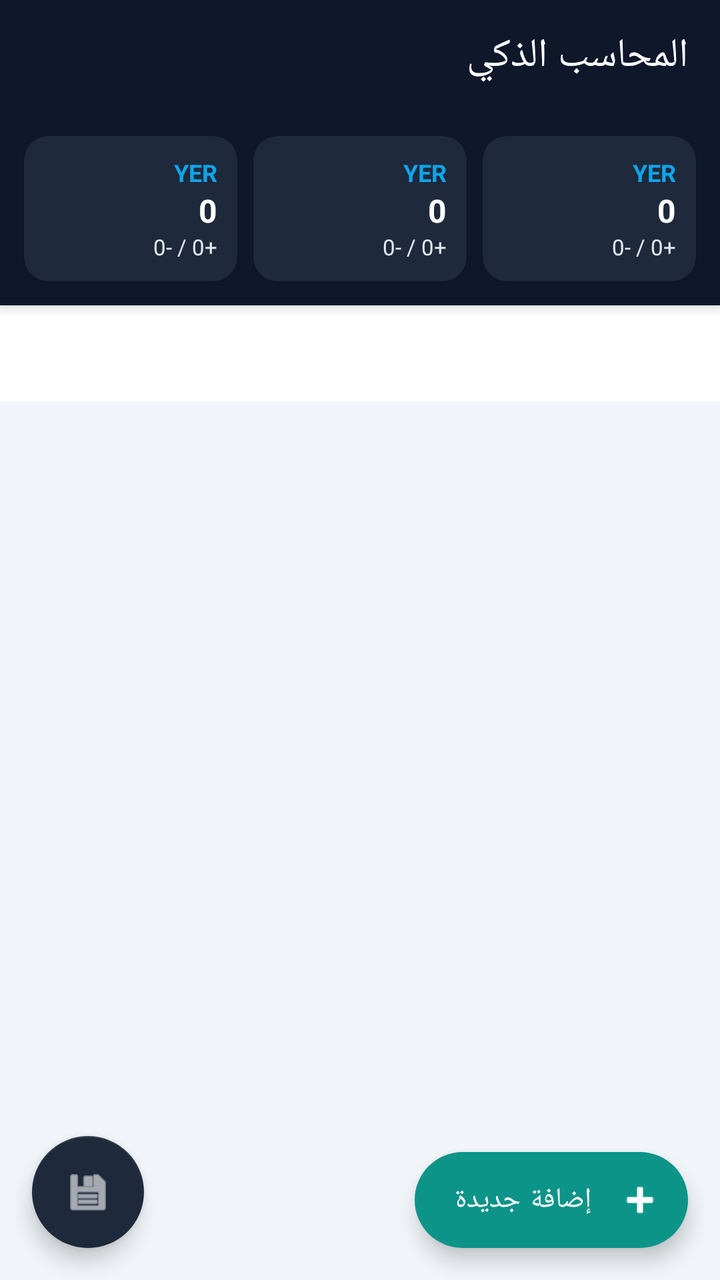
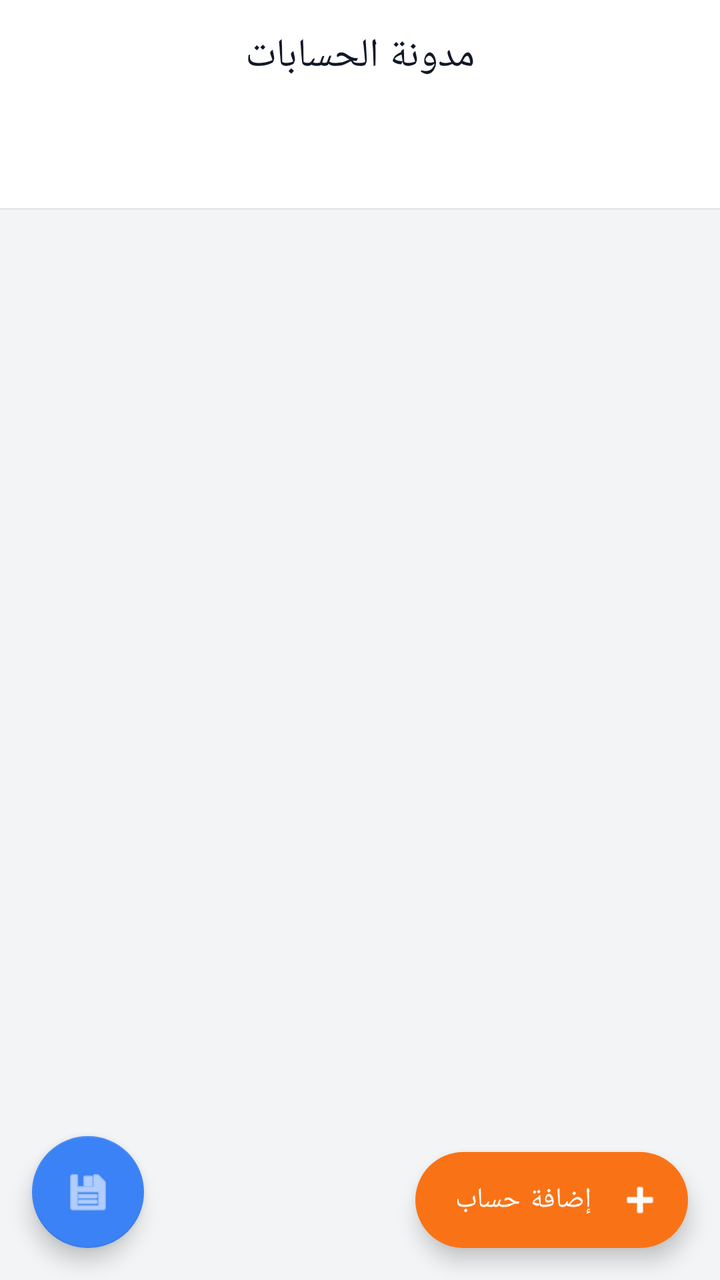

Before-and-after screenshots of an Android layout around one commit, followed by the original layout XML and the change that was made.
<!-- AndroidManifest.xml: application theme Theme.SmartAccounting -->
<!-- res/layout/activity_main.xml -->
<?xml version="1.0" encoding="utf-8"?>
<androidx.coordinatorlayout.widget.CoordinatorLayout
    xmlns:android="http://schemas.android.com/apk/res/android"
    xmlns:app="http://schemas.android.com/apk/res-auto"
    android:layout_width="match_parent"
    android:layout_height="match_parent"
    android:background="@color/slate_100"
    android:layoutDirection="rtl">

    <com.google.android.material.appbar.AppBarLayout
        android:layout_width="match_parent"
        android:layout_height="wrap_content"
        android:background="@color/navy_900">

        <com.google.android.material.appbar.MaterialToolbar
            android:id="@+id/toolbar"
            android:layout_width="match_parent"
            android:layout_height="?attr/actionBarSize"
            android:background="@color/navy_900"
            app:title="المحاسب الذكي"
            app:titleTextColor="@color/white" />

        <LinearLayout
            android:layout_width="match_parent"
            android:layout_height="wrap_content"
            android:orientation="horizontal"
            android:padding="8dp">

            <include layout="@layout/card_summary" android:id="@+id/cardYer" />
            <include layout="@layout/card_summary" android:id="@+id/cardSar" />
            <include layout="@layout/card_summary" android:id="@+id/cardUsd" />
        </LinearLayout>
    </com.google.android.material.appbar.AppBarLayout>

    <LinearLayout
        android:layout_width="match_parent"
        android:layout_height="match_parent"
        android:orientation="vertical"
        app:layout_behavior="@string/appbar_scrolling_view_behavior">

        <com.google.android.material.tabs.TabLayout
            android:id="@+id/tabs"
            android:layout_width="match_parent"
            android:layout_height="wrap_content"
            android:background="@color/white"
            app:tabIndicatorColor="@color/sky_500"
            app:tabSelectedTextColor="@color/navy_900"
            app:tabTextColor="@color/navy_800"
            app:tabMode="scrollable" />

        <FrameLayout
            android:layout_width="match_parent"
            android:layout_height="0dp"
            android:layout_weight="1">

            <androidx.recyclerview.widget.RecyclerView
                android:id="@+id/recycler"
                android:layout_width="match_parent"
                android:layout_height="match_parent"
                android:clipToPadding="false"
                android:padding="8dp" />

            <TextView
                android:id="@+id/emptyView"
                android:layout_width="wrap_content"
                android:layout_height="wrap_content"
                android:layout_gravity="center"
                android:text="لا توجد بيانات بعد"
                android:textColor="@color/navy_800"
                android:textSize="16sp"
                android:visibility="gone" />
        </FrameLayout>
    </LinearLayout>

    <com.google.android.material.floatingactionbutton.ExtendedFloatingActionButton
        android:id="@+id/fabAdd"
        android:layout_width="wrap_content"
        android:layout_height="wrap_content"
        android:layout_gravity="bottom|start"
        android:layout_margin="16dp"
        android:text="إضافة جديدة"
        android:textColor="@color/white"
        app:backgroundTint="@color/teal_600"
        app:icon="@android:drawable/ic_input_add"
        app:iconTint="@color/white" />

    <com.google.android.material.floatingactionbutton.FloatingActionButton
        android:id="@+id/fabBackup"
        android:layout_width="wrap_content"
        android:layout_height="wrap_content"
        android:layout_gravity="bottom|end"
        android:layout_margin="16dp"
        app:backgroundTint="@color/navy_800"
        app:srcCompat="@android:drawable/ic_menu_save"
        app:tint="@color/white" />
</androidx.coordinatorlayout.widget.CoordinatorLayout>
<!-- res/layout/card_summary.xml (included above) -->
<?xml version="1.0" encoding="utf-8"?>
<com.google.android.material.card.MaterialCardView
    xmlns:android="http://schemas.android.com/apk/res/android"
    xmlns:app="http://schemas.android.com/apk/res-auto"
    android:layout_width="0dp"
    android:layout_height="wrap_content"
    android:layout_weight="1"
    android:layout_margin="4dp"
    app:cardBackgroundColor="@color/navy_800"
    app:cardCornerRadius="12dp">

    <LinearLayout
        android:layout_width="match_parent"
        android:layout_height="wrap_content"
        android:orientation="vertical"
        android:padding="10dp">

        <TextView
            android:id="@+id/tvCurrency"
            android:layout_width="wrap_content"
            android:layout_height="wrap_content"
            android:text="YER"
            android:textColor="@color/sky_500"
            android:textStyle="bold"
            android:textSize="12sp" />

        <TextView
            android:id="@+id/tvBalance"
            android:layout_width="wrap_content"
            android:layout_height="wrap_content"
            android:text="0"
            android:textColor="@color/white"
            android:textSize="16sp"
            android:textStyle="bold" />

        <TextView
            android:id="@+id/tvSub"
            android:layout_width="wrap_content"
            android:layout_height="wrap_content"
            android:text="+0 / -0"
            android:textColor="@color/slate_200"
            android:textSize="11sp" />
    </LinearLayout>
</com.google.android.material.card.MaterialCardView>
<!-- resources referenced by this layout -->
<resources>
  <color name="navy_800">#1E293B</color>
  <color name="navy_900">#0F172A</color>
  <color name="sky_500">#0EA5E9</color>
  <color name="slate_100">#F1F5F9</color>
  <color name="slate_200">#E2E8F0</color>
  <color name="teal_600">#0D9488</color>
  <color name="white">#FFFFFF</color>
  <style name="Theme.SmartAccounting" parent="Theme.MaterialComponents.Light.NoActionBar">
          <item name="colorPrimary">@color/navy_900</item>
          <item name="colorPrimaryVariant">@color/navy_800</item>
          <item name="colorOnPrimary">@color/white</item>
          <item name="colorSecondary">@color/sky_500</item>
          <item name="colorSecondaryVariant">@color/teal_600</item>
          <item name="colorOnSecondary">@color/white</item>
          <item name="android:statusBarColor">@color/navy_900</item>
          <item name="android:windowBackground">@color/slate_100</item>
          <item name="android:forceDarkAllowed" tools:targetApi="q">false</item>
      </style>
</resources>

<!-- the commit's change to res/layout/activity_main.xml (unified diff, before → after) -->
@@ -4,32 +4,23 @@
     xmlns:app="http://schemas.android.com/apk/res-auto"
     android:layout_width="match_parent"
     android:layout_height="match_parent"
-    android:background="@color/slate_100"
+    android:background="@color/gray_100"
     android:layoutDirection="rtl">
 
     <com.google.android.material.appbar.AppBarLayout
         android:layout_width="match_parent"
         android:layout_height="wrap_content"
-        android:background="@color/navy_900">
+        android:background="@color/white"
+        app:elevation="0dp">
 
         <com.google.android.material.appbar.MaterialToolbar
             android:id="@+id/toolbar"
             android:layout_width="match_parent"
             android:layout_height="?attr/actionBarSize"
-            android:background="@color/navy_900"
-            app:title="المحاسب الذكي"
-            app:titleTextColor="@color/white" />
-
-        <LinearLayout
-            android:layout_width="match_parent"
-            android:layout_height="wrap_content"
-            android:orientation="horizontal"
-            android:padding="8dp">
-
-            <include layout="@layout/card_summary" android:id="@+id/cardYer" />
-            <include layout="@layout/card_summary" android:id="@+id/cardSar" />
-            <include layout="@layout/card_summary" android:id="@+id/cardUsd" />
-        </LinearLayout>
+            android:background="@color/white"
+            app:title="مدونة الحسابات"
+            app:titleTextColor="@color/gray_900"
+            app:titleCentered="true" />
     </com.google.android.material.appbar.AppBarLayout>
 
     <LinearLayout
@@ -43,10 +34,17 @@
             android:layout_width="match_parent"
             android:layout_height="wrap_content"
             android:background="@color/white"
-            app:tabIndicatorColor="@color/sky_500"
-            app:tabSelectedTextColor="@color/navy_900"
-            app:tabTextColor="@color/navy_800"
-            app:tabMode="scrollable" />
+            app:tabIndicatorColor="@color/orange_500"
+            app:tabIndicatorHeight="3dp"
+            app:tabSelectedTextColor="@color/orange_500"
+            app:tabTextColor="@color/gray_500"
+            app:tabMode="scrollable"
+            app:tabRippleColor="@android:color/transparent" />
+
+        <View
+            android:layout_width="match_parent"
+            android:layout_height="1dp"
+            android:background="@color/gray_200" />
 
         <FrameLayout
             android:layout_width="match_parent"
@@ -60,15 +58,30 @@
                 android:clipToPadding="false"
                 android:padding="8dp" />
 
-            <TextView
+            <LinearLayout
                 android:id="@+id/emptyView"
                 android:layout_width="wrap_content"
                 android:layout_height="wrap_content"
                 android:layout_gravity="center"
-                android:text="لا توجد بيانات بعد"
-                android:textColor="@color/navy_800"
-                android:textSize="16sp"
-                android:visibility="gone" />
+                android:orientation="vertical"
+                android:gravity="center"
+                android:visibility="gone">
+
+                <ImageView
+                    android:layout_width="80dp"
+                    android:layout_height="80dp"
+                    android:alpha="0.3"
+                    android:src="@android:drawable/ic_menu_agenda"
+                    app:tint="@color/gray_500" />
+
+                <TextView
+                    android:layout_width="wrap_content"
+                    android:layout_height="wrap_content"
+                    android:layout_marginTop="12dp"
+                    android:text="لا توجد بيانات بعد"
+                    android:textColor="@color/gray_500"
+                    android:textSize="15sp" />
+            </LinearLayout>
         </FrameLayout>
     </LinearLayout>
 
@@ -78,9 +91,9 @@
         android:layout_height="wrap_content"
         android:layout_gravity="bottom|start"
         android:layout_margin="16dp"
-        android:text="إضافة جديدة"
+        android:text="إضافة حساب"
         android:textColor="@color/white"
-        app:backgroundTint="@color/teal_600"
+        app:backgroundTint="@color/orange_500"
         app:icon="@android:drawable/ic_input_add"
         app:iconTint="@color/white" />
 
@@ -90,52 +103,7 @@
         android:layout_height="wrap_content"
         android:layout_gravity="bottom|end"
         android:layout_margin="16dp"
-        app:backgroundTint="@color/navy_800"
+        app:backgroundTint="@color/blue_500"
         app:srcCompat="@android:drawable/ic_menu_save"
         app:tint="@color/white" />
 </androidx.coordinatorlayout.widget.CoordinatorLayout>
-<!-- res/layout/card_summary.xml (included above) -->
-<?xml version="1.0" encoding="utf-8"?>
-<com.google.android.material.card.MaterialCardView
-    xmlns:android="http://schemas.android.com/apk/res/android"
-    xmlns:app="http://schemas.android.com/apk/res-auto"
-    android:layout_width="0dp"
-    android:layout_height="wrap_content"
-    android:layout_weight="1"
-    android:layout_margin="4dp"
-    app:cardBackgroundColor="@color/navy_800"
-    app:cardCornerRadius="12dp">
-
-    <LinearLayout
-        android:layout_width="match_parent"
-        android:layout_height="wrap_content"
-        android:orientation="vertical"
-        android:padding="10dp">
-
-        <TextView
-            android:id="@+id/tvCurrency"
-            android:layout_width="wrap_content"
-            android:layout_height="wrap_content"
-            android:text="YER"
-            android:textColor="@color/sky_500"
-            android:textStyle="bold"
-            android:textSize="12sp" />
-
-        <TextView
-            android:id="@+id/tvBalance"
-            android:layout_width="wrap_content"
-            android:layout_height="wrap_content"
-            android:text="0"
-            android:textColor="@color/white"
-            android:textSize="16sp"
-            android:textStyle="bold" />
-
-        <TextView
-            android:id="@+id/tvSub"
-            android:layout_width="wrap_content"
-            android:layout_height="wrap_content"
-            android:text="+0 / -0"
-            android:textColor="@color/slate_200"
-            android:textSize="11sp" />
-    </LinearLayout>
-</com.google.android.material.card.MaterialCardView>
<!-- resource entries referenced after the edit -->
@@ -1,22 +1,24 @@
 <!-- resources referenced by this layout -->
 <resources>
-  <color name="navy_800">#1E293B</color>
-  <color name="navy_900">#0F172A</color>
-  <color name="sky_500">#0EA5E9</color>
-  <color name="slate_100">#F1F5F9</color>
-  <color name="slate_200">#E2E8F0</color>
-  <color name="teal_600">#0D9488</color>
+  <color name="blue_500">#3B82F6</color>
+  <color name="gray_100">#F3F4F6</color>
+  <color name="gray_200">#E5E7EB</color>
+  <color name="gray_500">#6B7280</color>
+  <color name="gray_900">#111827</color>
+  <color name="orange_500">#F97316</color>
   <color name="white">#FFFFFF</color>
   <style name="Theme.SmartAccounting" parent="Theme.MaterialComponents.Light.NoActionBar">
-          <item name="colorPrimary">@color/navy_900</item>
-          <item name="colorPrimaryVariant">@color/navy_800</item>
-          <item name="colorOnPrimary">@color/white</item>
-          <item name="colorSecondary">@color/sky_500</item>
-          <item name="colorSecondaryVariant">@color/teal_600</item>
+          <item name="colorPrimary">@color/white</item>
+          <item name="colorPrimaryVariant">@color/white</item>
+          <item name="colorOnPrimary">@color/gray_900</item>
+          <item name="colorSecondary">@color/orange_500</item>
+          <item name="colorSecondaryVariant">@color/orange_600</item>
           <item name="colorOnSecondary">@color/white</item>
-          <item name="android:statusBarColor">@color/navy_900</item>
-          <item name="android:windowBackground">@color/slate_100</item>
+          <item name="android:statusBarColor">@color/white</item>
+          <item name="android:windowLightStatusBar" tools:targetApi="m">true</item>
+          <item name="android:windowBackground">@color/gray_100</item>
           <item name="android:forceDarkAllowed" tools:targetApi="q">false</item>
       </style>
+  <color name="orange_600">#EA580C</color>
 </resources>
 
